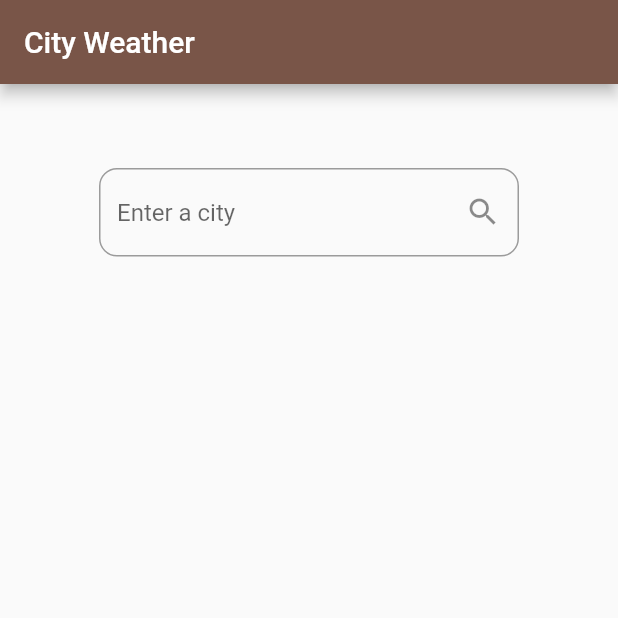
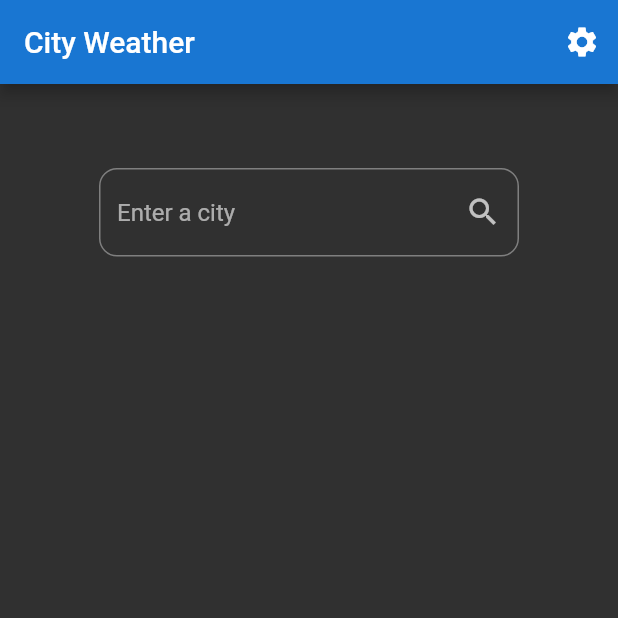
Before and after one commit to DhimanDasgupta/weather_bloc, a Flutter app: the screen it shows after launch, on a phone screen of 412 x 824 dp, the top half of it. Run offline on Flutter 3.47's test engine with Material 2 defaults, Android fonts, the phone set to English and light mode, and no system bars; our stand-ins replace bloc, equatable, flutter_bloc.

Commit message:
Theme support

```diff
--- a/lib/app.dart
+++ b/lib/app.dart
@@ -1,14 +1,24 @@
 import 'package:flutter/material.dart';
+import 'package:flutter_bloc/flutter_bloc.dart';
+import 'package:weather_bloc/bloc/bloc/bloc.dart';
 import 'package:weather_bloc/page/home_page.dart';
 
 class App extends StatelessWidget {
   @override
   Widget build(BuildContext context) {
+    return BlocProvider(
+      builder: (context) => AppThemeBloc(),
+      child: BlocBuilder<AppThemeBloc, AppThemeState>(
+        builder: _buildWithTheme,
+      ),
+    );
+  }
+
+  Widget _buildWithTheme(BuildContext context, AppThemeState state) {
     return MaterialApp(
+      debugShowCheckedModeBanner: false,
       title: 'Weather App',
-      theme: ThemeData(
-        primarySwatch: Colors.brown,
-      ),
+      theme: state.themeData,
       home: HomePage(),
     );
   }
--- /dev/null
+++ b/lib/app_theme.dart
@@ -0,0 +1,27 @@
+import 'package:flutter/material.dart';
+
+enum AppTheme {
+  GreenLight,
+  GreenDark,
+  BlueLight,
+  BlueDark,
+}
+
+final appThemeData = {
+  AppTheme.GreenLight: ThemeData(
+    brightness: Brightness.light,
+    primaryColor: Colors.green,
+  ),
+  AppTheme.GreenDark: ThemeData(
+    brightness: Brightness.dark,
+    primaryColor: Colors.green[700],
+  ),
+  AppTheme.BlueLight: ThemeData(
+    brightness: Brightness.light,
+    primaryColor: Colors.blue,
+  ),
+  AppTheme.BlueDark: ThemeData(
+    brightness: Brightness.dark,
+    primaryColor: Colors.blue[700],
+  ),
+};
--- /dev/null
+++ b/lib/bloc/bloc/app_theme_bloc.dart
@@ -0,0 +1,18 @@
+import 'dart:async';
+import 'package:bloc/bloc.dart';
+import '../../app_theme.dart';
+import './bloc.dart';
+
+class AppThemeBloc extends Bloc<AppThemeEvent, AppThemeState> {
+  @override
+  AppThemeState get initialState => AppThemeState(themeData: appThemeData[AppTheme.BlueDark]);
+
+  @override
+  Stream<AppThemeState> mapEventToState(
+    AppThemeEvent event,
+  ) async* {
+    if (event is AppThemeChanged) {
+      yield AppThemeState(themeData: appThemeData[event.props]);
+    }
+  }
+}
--- /dev/null
+++ b/lib/bloc/bloc/app_theme_event.dart
@@ -0,0 +1,16 @@
+import 'package:equatable/equatable.dart';
+import 'package:meta/meta.dart';
+import 'package:weather_bloc/app_theme.dart';
+
+@immutable
+abstract class AppThemeEvent extends Equatable {
+  AppThemeEvent([List props = const []]) : super(props);
+}
+
+class AppThemeChanged extends AppThemeEvent {
+  final AppTheme theme;
+
+  AppThemeChanged({
+    @required this.theme,
+  }) : super([theme]);
+}
--- /dev/null
+++ b/lib/bloc/bloc/app_theme_state.dart
@@ -0,0 +1,12 @@
+import 'package:equatable/equatable.dart';
+import 'package:flutter/material.dart';
+import 'package:meta/meta.dart';
+
+@immutable
+class AppThemeState extends Equatable {
+  final ThemeData themeData;
+
+  AppThemeState({
+    @required this.themeData,
+  }) : super([themeData]);
+}
--- /dev/null
+++ b/lib/bloc/bloc/bloc.dart
@@ -0,0 +1,3 @@
+export 'app_theme_bloc.dart';
+export 'app_theme_event.dart';
+export 'app_theme_state.dart';
--- a/lib/page/home_page.dart
+++ b/lib/page/home_page.dart
@@ -4,6 +4,7 @@ import 'package:weather_bloc/bloc/weather_bloc.dart';
 import 'package:weather_bloc/bloc/weather_event.dart';
 import 'package:weather_bloc/bloc/weather_state.dart';
 import 'package:weather_bloc/model/Weather.dart';
+import 'package:weather_bloc/page/pref_page.dart';
 
 class HomePage extends StatelessWidget {
   final GlobalKey<ScaffoldState> _scaffoldKey = new GlobalKey<ScaffoldState>();
@@ -14,13 +15,22 @@ class HomePage extends StatelessWidget {
       key: _scaffoldKey,
       appBar: AppBar(
         title: Text('City Weather'),
+        actions: <Widget>[
+          IconButton(
+            icon: Icon(Icons.settings),
+            onPressed: () {
+              Navigator.of(context).push(MaterialPageRoute(
+                builder: (context) => PrefPage(),
+              ));
+            },
+          )
+        ],
       ),
       body: BlocProvider(
         builder: (context) => WeatherBloc(),
         child: WeatherPageChild(
           scaffoldKey: _scaffoldKey,
         ),
-        dispose: true,
       ),
     );
   }
--- a/pubspec.yaml
+++ b/pubspec.yaml
@@ -23,7 +23,7 @@ dependencies:
   # The following adds the Cupertino Icons font to your application.
   # Use with the CupertinoIcons class for iOS style icons.
   cupertino_icons: ^0.1.2
-  flutter_bloc: ^0.17.0
+  flutter_bloc: ^0.20.0
   equatable: ^0.2.6
 
 dev_dependencies:
```
Also changed, not shown: lib/page/pref_page.dart (added, +44 -0 lines), pubspec.lock.
